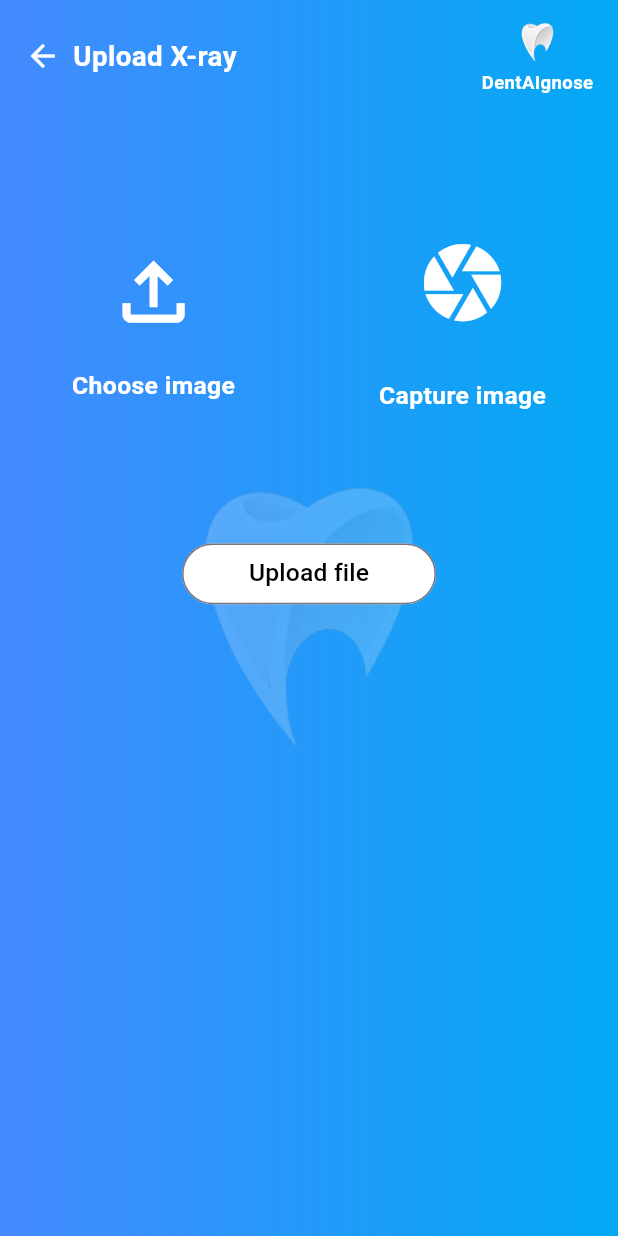
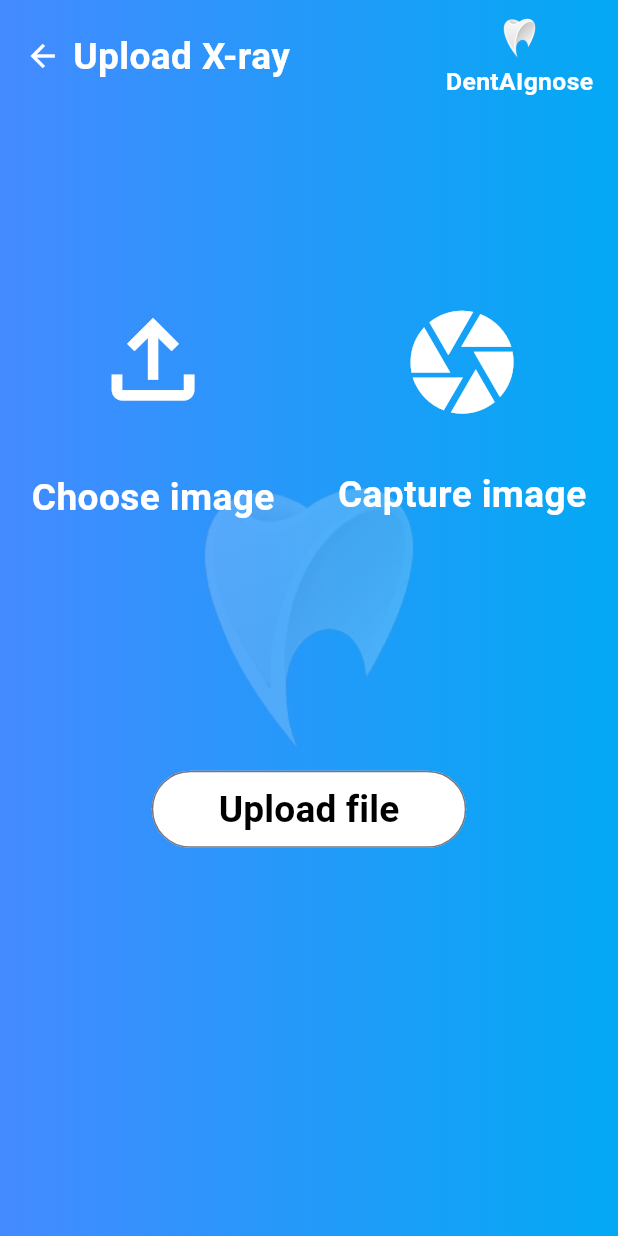
Before and after one commit to yousefemad22/DentAIgnose_APP, a Flutter app: the receptionPage screen opened directly with empty values, after a tap on "X-rays", on a phone screen of 412 x 824 dp. Run offline on Flutter 3.47's test engine with Material 3 defaults, Android fonts, the phone set to English and light mode, and no system bars; our stand-ins replace chat_bubbles, cloud_firestore, firebase_core, firebase_database, firebase_storage, flutter_cache_manager and 3 more; accounts and stored records are empty.

Commit message:
modifie media query

```diff
--- a/graduation_project/lib/appbar/appbar3.dart
+++ b/graduation_project/lib/appbar/appbar3.dart
@@ -47,7 +47,7 @@ class _appbar3State extends State<appbar3> {
                 Text(
                   widget.title,
                   style: TextStyle(
-                      fontSize: screenSize.width * 0.045,
+                      fontSize: screenSize.width * 0.06,
                       fontWeight: FontWeight.bold,
                       color: Colors.white),
                 ),
@@ -73,7 +73,7 @@ class _appbar3State extends State<appbar3> {
                   Text(
                     'DentAIgnose',
                     style: TextStyle(
-                        fontSize: screenSize.width * .03,
+                        fontSize: screenSize.width * .04,
                         fontWeight: FontWeight.bold,
                         color: Colors.white),
                   )
--- a/graduation_project/lib/navigationbar/reciptionistNavigationBar.dart
+++ b/graduation_project/lib/navigationbar/reciptionistNavigationBar.dart
@@ -69,6 +69,7 @@ class _NavigationBarState extends State<reciptionistNavigationBar> {
     final Size screenSize = MediaQuery.of(context).size;
 
     return SafeArea(
+      child: SafeArea(
         child: Scaffold(
           appBar: appbar2(userData: widget.receptionistData),
           body: IndexedStack(
@@ -108,6 +109,7 @@ class _NavigationBarState extends State<reciptionistNavigationBar> {
                 ),
               ),
             ],
+          ),
         ),
       ),
     );
--- a/graduation_project/lib/receptionist/Xray.dart
+++ b/graduation_project/lib/receptionist/Xray.dart
@@ -196,7 +196,7 @@ class _XrayState extends State<Xray> {
                 //   ),
                 // ),
                 SizedBox(
-                  height: screenSize.height * 0.1,
+                  height: screenSize.height * 0.15,
                 ),
                 Row(
                   mainAxisAlignment: MainAxisAlignment.spaceAround,
@@ -209,17 +209,17 @@ class _XrayState extends State<Xray> {
                         child: Column(
                           children: [
                             Icon(
-                                size: screenSize.width * 0.15,
+                                size: screenSize.width * 0.2,
                                 Icons.file_upload_outlined,
                                 color: Colors.white),
                             SizedBox(
-                              height: screenSize.width * 0.05,
+                              height: screenSize.width * 0.08,
                             ),
                             Text(
                               " Choose image ",
                               style: TextStyle(
                                 color: Colors.white,
-                                fontSize: screenSize.width * 0.04,
+                                fontSize: screenSize.width * 0.06,
                                 fontWeight: FontWeight.bold,
                               ),
                             ),
@@ -234,17 +234,17 @@ class _XrayState extends State<Xray> {
                         child: Column(
                           children: [
                             Icon(
-                                size: screenSize.width * 0.15,
+                                size: screenSize.width * 0.2,
                                 Icons.camera,
                                 color: Colors.white),
                             SizedBox(
-                              height: screenSize.height * 0.04,
+                              height: screenSize.height * 0.035,
                             ),
                             Text(
                               " Capture image ",
                               style: TextStyle(
                                 color: Colors.white,
-                                fontSize: screenSize.width * 0.04,
+                                fontSize: screenSize.width * 0.06,
                                 fontWeight: FontWeight.bold,
                               ),
                             ),
@@ -253,12 +253,12 @@ class _XrayState extends State<Xray> {
                       ),
                     if (pred != null)
                       Container(
-                        width: screenSize.width * 0.15,
+                        width: screenSize.width * 0.2,
                         child: Padding(
                           padding: EdgeInsets.all(10.0),
                           child: Text(
                             pred != null ? pred.toString() : "DAMN",
-                            style: TextStyle(color: Colors.white, fontSize: 15),
+                            style: TextStyle(color: Colors.white, fontSize: 20),
                           ),
                         ),
                       ),
@@ -296,7 +296,7 @@ class _XrayState extends State<Xray> {
                   ],
                 ),
                 SizedBox(
-                  height: screenSize.height * 0.1,
+                  height: screenSize.height * 0.2,
                 ),
                 OutlinedButton(
                     style: OutlinedButton.styleFrom(
@@ -351,7 +351,8 @@ class _XrayState extends State<Xray> {
                         'Upload file',
                         style: TextStyle(
                           color: Colors.black,
-                          fontSize: screenSize.width * 0.04,
+                          fontSize: screenSize.width * 0.06,
+                          fontWeight: FontWeight.w700
                         ),
                       ),
                     )),
--- a/graduation_project/lib/receptionist/callPage.dart
+++ b/graduation_project/lib/receptionist/callPage.dart
@@ -27,8 +27,10 @@ class _receptionPage extends State<receptionCallPage> {
   Widget build(BuildContext context) {
     return MaterialApp(
       debugShowCheckedModeBanner: false,
-      home: Scaffold(
-        bottomNavigationBar: reciptionistNavigationBar(receptionistData: widget.receptionistData),
+      home: SafeArea(
+        child: Scaffold(
+          bottomNavigationBar: reciptionistNavigationBar(receptionistData: widget.receptionistData),
+        ),
       ),
     );
   }
--- a/graduation_project/lib/receptionist/home.dart
+++ b/graduation_project/lib/receptionist/home.dart
@@ -92,8 +92,8 @@ class _receptionPage extends State<receptionPage> {
                       Visibility(
                         visible: visible_questioniers,
                         child: Container(
-                          width: screenSize.width*0.2,
-                          height: screenSize.height*0.12,
+                          width: screenSize.width*0.3,
+                          height: screenSize.height*0.15,
                           decoration:  BoxDecoration(
                             borderRadius: BorderRadius.only(
                               topLeft: Radius.circular(100), // Top left corner
@@ -122,7 +122,7 @@ class _receptionPage extends State<receptionPage> {
                            Text(
                             'Questioniers',
                             style: TextStyle(
-                                fontSize: screenSize.width*0.03, fontWeight: FontWeight.bold),
+                                fontSize: screenSize.width*0.045, fontWeight: FontWeight.bold),
                           )
                         ],
                       )
@@ -144,8 +144,8 @@ class _receptionPage extends State<receptionPage> {
                       Visibility(
                         visible: visible_add,
                         child: Container(
-                          width: screenSize.width*0.2,
-                          height: screenSize.height*0.12,
+                          width: screenSize.width*0.3,
+                          height: screenSize.height*0.15,
                           decoration: const BoxDecoration(
                             borderRadius: BorderRadius.only(
                               topLeft: Radius.circular(100), // Top left corner
@@ -172,7 +172,7 @@ class _receptionPage extends State<receptionPage> {
                            Text(
                             'Add',
                             style: TextStyle(
-                                fontSize: screenSize.width*0.03, fontWeight: FontWeight.bold),
+                                fontSize: screenSize.width*0.045, fontWeight: FontWeight.bold),
                           )
                         ],
                       )
@@ -238,7 +238,7 @@ class _receptionPage extends State<receptionPage> {
                                Text(
                                 'Patient',
                                 style: TextStyle(
-                                    fontSize: screenSize.width*0.03, fontWeight: FontWeight.bold),
+                                    fontSize: screenSize.width*0.045, fontWeight: FontWeight.bold),
                               ),
                               Image.asset(
                                 'images/patient 1.png',
@@ -278,7 +278,7 @@ class _receptionPage extends State<receptionPage> {
                                Text(
                                 'X-rays',
                                 style: TextStyle(
-                                    fontSize: screenSize.width*0.03, fontWeight: FontWeight.bold),
+                                    fontSize: screenSize.width*0.045, fontWeight: FontWeight.bold),
                               ),
                               Image.asset('images/x-ray 1.png')
                             ],
@@ -343,7 +343,7 @@ class _receptionPage extends State<receptionPage> {
                            Text(
                             'Fill questionnaires',
                             style: TextStyle(
-                                fontSize: screenSize.width*0.03, fontWeight: FontWeight.bold),
+                                fontSize: screenSize.width*0.045, fontWeight: FontWeight.bold),
                           ),
                           Image.asset(
                             'images/question.png',
```
Also changed, not shown: graduation_project/pubspec.lock. Lines whose indentation alone changed are shown as unchanged.
